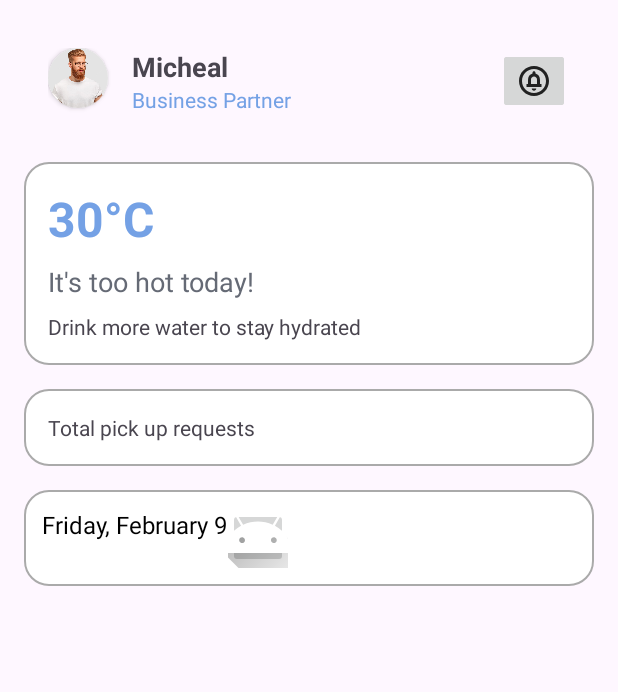
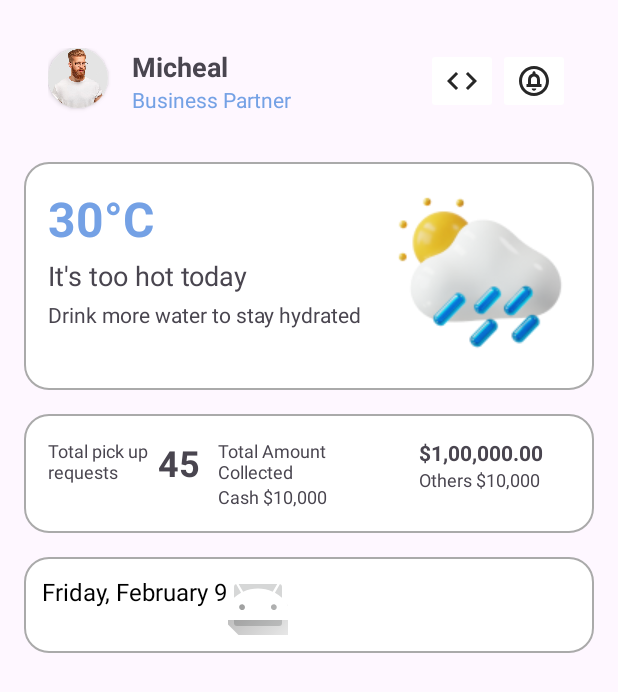
Before and after one commit to nsrimanmj/dashboard, an Android app: the screen it shows after launch (MainActivity), on a phone screen of 412 x 824 dp. Shown: the top 692 px of the screen. Run offline under Robolectric (Android 15) with nearby library versions, the phone set to English and light mode, and no system bars.

Commit message:
refactored all

```diff
--- a/app/src/main/res/layout/activity_main.xml
+++ b/app/src/main/res/layout/activity_main.xml
@@ -62,24 +62,26 @@
             android:id="@+id/search"
             android:layout_width="wrap_content"
             android:layout_height="wrap_content"
+            android:contentDescription="search"
             android:src="@drawable/baseline_code_24"
-            android:layout_alignParentEnd="true"
-
+            android:layout_toLeftOf="@+id/notifications"
+            tools:ignore="HardcodedText"
+            android:backgroundTint="@color/white"
             />
         <ImageButton
+            android:id="@+id/notifications"
             android:layout_width="wrap_content"
             android:layout_height="wrap_content"
             android:src="@drawable/outline_circle_notifications_24"
             android:layout_alignParentEnd="true"
-            android:layout_alignLeft="@id/search"/>
-
+            android:backgroundTint="@color/white"
+            />
     </RelativeLayout>
 
-    <LinearLayout
+    <RelativeLayout
         android:id="@+id/temperatureSection"
         android:layout_width="match_parent"
         android:layout_height="wrap_content"
-        android:orientation="vertical"
         android:padding="16dp"
         android:background="@drawable/rounded_corner_bg"
         android:layout_below="@id/userInfoSection"
@@ -92,25 +94,37 @@
             android:text="30°C"
             android:textSize="32sp"
             android:textStyle="bold"
-            android:textColor="@color/blue_sky" />
-
+            android:textColor="@color/blue_sky"
+            android:layout_alignParentTop="true"
+            android:layout_marginBottom="4dp"
+            />
         <TextView
             android:id="@+id/temperatureAdvice"
             android:layout_width="wrap_content"
             android:layout_height="wrap_content"
-            android:text="It's too hot today!"
-            android:textSize="18sp"
-            android:layout_marginTop="8dp"
-            android:textColor="@color/gray_dark" />
-
+            android:text="It's too hot today"
+            android:layout_marginBottom="4dp"
+            android:layout_below="@+id/temperature"
+            android:textSize="18sp"/>
         <TextView
+            android:id="@+id/temperatureMessage"
             android:layout_width="wrap_content"
             android:layout_height="wrap_content"
-            android:layout_marginTop="8dp"
             android:text="Drink more water to stay hydrated"
             android:textSize="14sp"
-            />
-    </LinearLayout>
+            android:layout_below="@+id/temperatureAdvice"/>
+
+        <ImageView
+            android:layout_width="wrap_content"
+            android:layout_height="wrap_content"
+            android:contentDescription="Weather symbol"
+            android:src="@drawable/Sun_cloud_angled_rain"
+            android:layout_alignParentEnd="true"
+            android:layout_alignParentTop="true"/>
+
+
+
+    </RelativeLayout>
 
     <RelativeLayout
         android:id="@+id/pickupStatsSection"
@@ -125,9 +139,62 @@
 
         <TextView
             android:id="@+id/totalPickUp"
+            android:layout_width="33pt"
+            android:layout_height="wrap_content"
+            android:text="Total pick up requests"
+            android:textSize="12sp"
+            />
+
+        <TextView
+            android:id="@+id/totalPickUpCount"
             android:layout_width="wrap_content"
             android:layout_height="wrap_content"
-            android:text="Total pick up requests"/>
+            android:text="45"
+            android:textStyle="bold"
+            android:textSize="24sp"
+            android:layout_toEndOf="@+id/totalPickUp"/>
+
+        <TextView
+            android:id="@+id/amountCollected"
+            android:layout_width="55pt"
+            android:layout_height="wrap_content"
+            android:text="Total Amount Collected"
+            android:layout_toEndOf="@+id/totalPickUpCount"
+            android:textSize="12sp"
+            android:layout_marginStart="12dp"/>
+
+        <TextView
+            android:id="@+id/amountCollectedCount"
+            android:layout_width="wrap_content"
+            android:layout_height="wrap_content"
+            android:text="Cash $10,000"
+            android:textSize="12sp"
+            android:layout_marginStart="12dp"
+            android:layout_toEndOf="@+id/totalPickUpCount"
+            android:layout_below="@+id/amountCollected"/>
+
+        <TextView
+            android:id="@+id/amount"
+            android:layout_width="wrap_content"
+            android:layout_height="wrap_content"
+            android:text="$1,00,000.00"
+            android:textStyle="bold"
+            android:textSize="14sp"
+            android:layout_marginStart="12dp"
+            android:layout_toEndOf="@+id/amountCollected"/>
+
+        <TextView
+            android:id="@+id/otherAmount"
+            android:layout_width="wrap_content"
+            android:layout_height="wrap_content"
+            android:text="Others $10,000"
+            android:textSize="12sp"
+            android:layout_marginStart="12dp"
+            android:layout_toEndOf="@+id/amountCollected"
+            android:layout_below="@+id/amount"/>
+
+
+
 
     </RelativeLayout>
 
```
Also changed, not shown: app/src/main/res/drawable/Sun_cloud_angled_rain.png (added).
